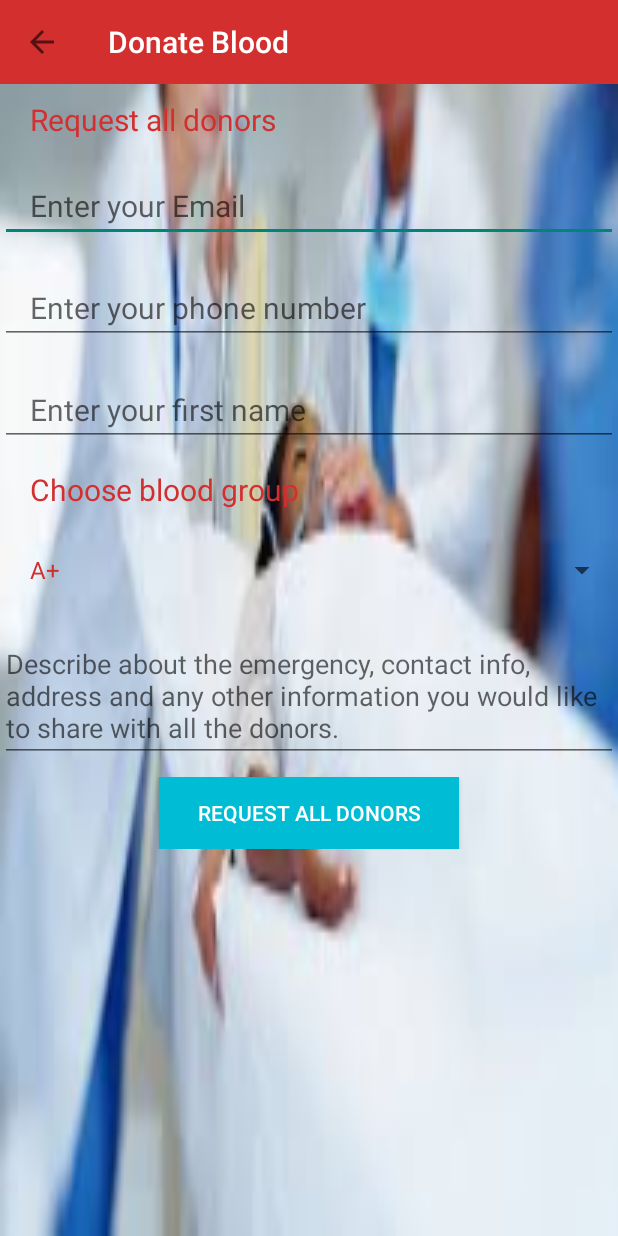
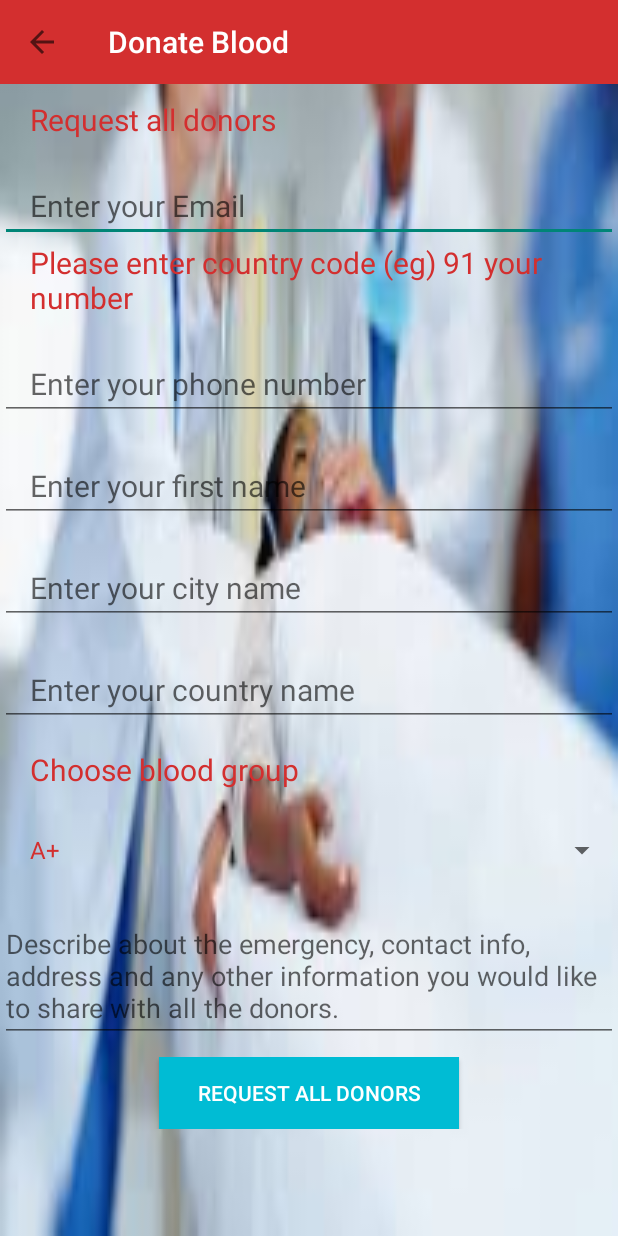
Before and after one commit to bijeshcj/DonateBlood, an Android app: the NeedActivity screen opened directly, with no data from a screen before it, on a phone screen of 412 x 824 dp. Run offline under Robolectric (Android 15) with nearby library versions, the phone set to English and light mode, and no system bars.

Commit message:
city, country in push and register and need screens

```diff
--- a/DonateBlood/app/src/main/java/com/bijesh/donateblood/activities/NeedActivity.java
+++ b/DonateBlood/app/src/main/java/com/bijesh/donateblood/activities/NeedActivity.java
@@ -13,6 +13,8 @@ import android.widget.Toast;
 
 import com.bijesh.donateblood.R;
 import com.bijesh.donateblood.models.ui.RequestDonor;
+import com.bijesh.donateblood.models.ui.Validator;
+import com.bijesh.donateblood.utils.ValidationUtils;
 import com.bijesh.donateblood.utils.cloud.PushServiceUtils;
 import com.bijesh.donateblood.utils.phone.PhoneUtils;
 import com.parse.ParseException;
@@ -31,7 +33,7 @@ public class NeedActivity extends ActionBarActivity {
     private EditText mEdtEmail;
     private EditText mEdtPhone;
     private EditText mEdtName;
-    private EditText mEdtDesc;
+    private EditText mEdtDesc, mEdtCity, mEdtCountry;
     private Spinner mSpinBGroup;
     private String mBloodGroup;
 
@@ -71,13 +73,17 @@ public class NeedActivity extends ActionBarActivity {
             @Override
             public void onClick(View v) {
                 RequestDonor requestDonor = populateRequestDonor();
+                Validator validator = ValidationUtils.validateRequestDonorScreen(requestDonor);
+                if(validator.isFlag()) {
                     PushServiceUtils.sendPush(requestDonor);
                     final ParseObject regObject = new ParseObject("RequestDonor");
-                regObject.put("email",requestDonor.getEmail());
-                regObject.put("phone",requestDonor.getPhone());
-                regObject.put("name",requestDonor.getName());
+                    regObject.put("email", requestDonor.getEmail());
+                    regObject.put("phone", requestDonor.getPhone());
+                    regObject.put("name", requestDonor.getName());
                     regObject.put("bloodGroup", requestDonor.getBloodGroup());
                     regObject.put("description", requestDonor.getDescription());
+                    regObject.put("city", requestDonor.getCity());
+                    regObject.put("country", requestDonor.getCountry());
                     regObject.saveInBackground(new SaveCallback() {
                         @Override
                         public void done(ParseException e) {
@@ -86,6 +92,10 @@ public class NeedActivity extends ActionBarActivity {
 
                         }
                     });
+                }else{
+                    Toast.makeText(NeedActivity.this,validator.getMessage(),Toast.LENGTH_LONG).show();
+                    return;
+                }
 //                Toast.makeText(NeedActivity.this, "Request is sent", Toast.LENGTH_LONG).show();
                 finish();
             }
@@ -96,6 +106,8 @@ public class NeedActivity extends ActionBarActivity {
         mEdtPhone = (EditText) findViewById(R.id.edtTxtMobile);
         mEdtName = (EditText) findViewById(R.id.edtTxtName);
         mEdtDesc = (EditText) findViewById(R.id.edtTxtDesc);
+        mEdtCity = (EditText) findViewById(R.id.edtTxtCity);
+        mEdtCountry = (EditText) findViewById(R.id.edtTxtCountry);
 
 
         String email = PhoneUtils.getPrimaryEmailAddress(this);
@@ -126,9 +138,12 @@ public class NeedActivity extends ActionBarActivity {
         String email = mEdtEmail.getText().toString();
         String phone = mEdtPhone.getText().toString();
         String name = mEdtName.getText().toString();
+        String city = mEdtCity.getText().toString();
+        String country = mEdtCountry.getText().toString();
         String desc = mEdtDesc.getText().toString();
 
-        requestDonor = new RequestDonor(email,phone,name,mBloodGroup,desc);
+        Log.d(TAG,"Request Donor email "+email+" phone "+phone+" bg "+mBloodGroup+" city "+city+" country "+country);
+        requestDonor = new RequestDonor(email,phone,name,mBloodGroup,desc,city,country);
 
         return requestDonor;
     }
--- a/DonateBlood/app/src/main/java/com/bijesh/donateblood/activities/RegisterActivity.java
+++ b/DonateBlood/app/src/main/java/com/bijesh/donateblood/activities/RegisterActivity.java
@@ -103,7 +103,7 @@ public class RegisterActivity extends ActionBarActivity {
             public void onClick(View v) {
 
                 Donor donor = populateDonor();
-                Validator validator = ValidationUtils.validateDonateScreen(donor);
+                Validator validator = ValidationUtils.validateRegisterScreen(donor);
                   if(validator.isFlag()){
                       final ParseObject regObject = new ParseObject("Donor");
                       regObject.put("email",donor.getEmail());
@@ -122,6 +122,7 @@ public class RegisterActivity extends ActionBarActivity {
                       });
                   }else{
                       Toast.makeText(RegisterActivity.this,validator.getMessage(),Toast.LENGTH_LONG).show();
+                      return;
                   }
                 finish();
             }
--- a/DonateBlood/app/src/main/java/com/bijesh/donateblood/fragments/NavigationDrawerFragment.java
+++ b/DonateBlood/app/src/main/java/com/bijesh/donateblood/fragments/NavigationDrawerFragment.java
@@ -101,7 +101,11 @@ public class NavigationDrawerFragment extends Fragment implements NavigationDraw
 //        Toast.makeText(getActivity(),"Clicked on position "+position,Toast.LENGTH_LONG).show();
         switch (position){
             case 0:
-                startActivity(new Intent(getActivity(), RegisterActivity.class));
+                if(ValidationUtils.isUserAlreadyRegistered(getActivity())) {
+                    Toast.makeText(getActivity(),"Already Registered",Toast.LENGTH_LONG).show();
+                }else{
+                    startActivity(new Intent(getActivity(), RegisterActivity.class));
+                }
                 break;
             case 1:
                 if(ValidationUtils.isUserAlreadyRegistered(getActivity())) {
--- a/DonateBlood/app/src/main/java/com/bijesh/donateblood/utils/cloud/PushServiceUtils.java
+++ b/DonateBlood/app/src/main/java/com/bijesh/donateblood/utils/cloud/PushServiceUtils.java
@@ -21,7 +21,7 @@ public class PushServiceUtils {
 
         push.setChannel("Donate");
         push.setMessage("Please help, need "+requestDonor.getBloodGroup()+" blood, contact person "+
-                requestDonor.getName()+" number "+requestDonor.getPhone());
+                requestDonor.getName()+" number "+requestDonor.getPhone()+" city "+requestDonor.getCity()+" country "+requestDonor.getCountry());
         push.sendInBackground();
     }
 
--- a/DonateBlood/app/src/main/res/layout/activity_need.xml
+++ b/DonateBlood/app/src/main/res/layout/activity_need.xml
@@ -43,11 +43,23 @@
                 android:textColor="@color/screen_text_color"
                 android:textSize="@dimen/textSizeOnScreens" />
 
+
+            <TextView
+                android:layout_width="match_parent"
+                android:layout_height="wrap_content"
+                android:layout_below="@id/edtTxtEmail"
+                android:id="@+id/txtVwPhoneSuffix"
+                android:paddingLeft="@dimen/screenPaddingLeft"
+                android:text="Please enter country code (eg) 91 your number"
+                android:textColor="@color/screen_text_color"
+                android:textSize="@dimen/textSizeOnScreens"
+                />
+
             <EditText
                 android:id="@+id/edtTxtMobile"
                 android:layout_width="match_parent"
                 android:layout_height="wrap_content"
-                android:layout_below="@id/edtTxtEmail"
+                android:layout_below="@id/txtVwPhoneSuffix"
                 android:layout_marginTop="20dp"
                 android:hint="Enter your phone number"
                 android:inputType="number"
@@ -68,13 +80,37 @@
                 android:textColor="@color/screen_text_color"
                 android:textSize="@dimen/textSizeOnScreens" />
 
+            <EditText
+                android:id="@+id/edtTxtCity"
+                android:layout_width="match_parent"
+                android:layout_height="wrap_content"
+                android:layout_below="@id/edtTxtName"
+                android:layout_marginTop="20dp"
+                android:hint="Enter your city name"
+                android:paddingLeft="@dimen/screenPaddingLeft"
+                android:singleLine="true"
+                android:textColor="@color/screen_text_color"
+                android:textSize="@dimen/textSizeOnScreens" />
+
+            <EditText
+                android:id="@+id/edtTxtCountry"
+                android:layout_width="match_parent"
+                android:layout_height="wrap_content"
+                android:layout_below="@id/edtTxtCity"
+                android:layout_marginTop="20dp"
+                android:hint="Enter your country name"
+                android:paddingLeft="@dimen/screenPaddingLeft"
+                android:singleLine="true"
+                android:textColor="@color/screen_text_color"
+                android:textSize="@dimen/textSizeOnScreens" />
+
 
             <LinearLayout
                 android:layout_width="match_parent"
                 android:layout_height="wrap_content"
                 android:id="@+id/spinner_layout"
                 android:paddingLeft="@dimen/screenPaddingLeft"
-                android:layout_below="@id/edtTxtName"
+                android:layout_below="@id/edtTxtCountry"
                 android:layout_marginTop="15dp"
                 android:orientation="vertical"
                 >
```
Also changed, not shown: DonateBlood/app/src/main/java/com/bijesh/donateblood/models/ui/RequestDonor.java (+21 -2 lines), DonateBlood/app/src/main/java/com/bijesh/donateblood/utils/ValidationUtils.java (+28 -1 lines), DonateBlood/app/src/main/res/layout/activity_donate.xml (+11 -1 lines), 1 other file. Lines whose indentation alone changed are shown as unchanged.
